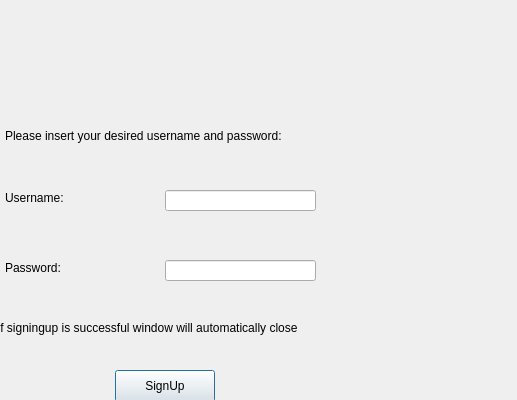
Above: signuppage.ui from asmaa641/sudoku-solver before the change; both pictures show x 165 to 682 and y 0 to 400 of the 682 by 796 pixel window. Below: the same form after it.
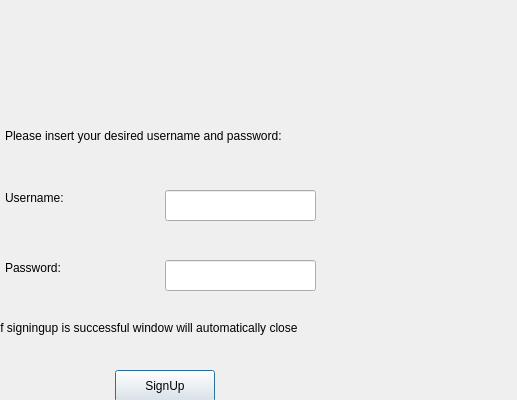
That is the form after the change.

```diff
--- a/signuppage.ui
+++ b/signuppage.ui
@@ -32,7 +32,7 @@
      <x>330</x>
      <y>190</y>
      <width>151</width>
-     <height>21</height>
+     <height>31</height>
     </rect>
    </property>
   </widget>
@@ -42,7 +42,7 @@
      <x>330</x>
      <y>260</y>
      <width>151</width>
-     <height>21</height>
+     <height>31</height>
     </rect>
    </property>
   </widget>
```
